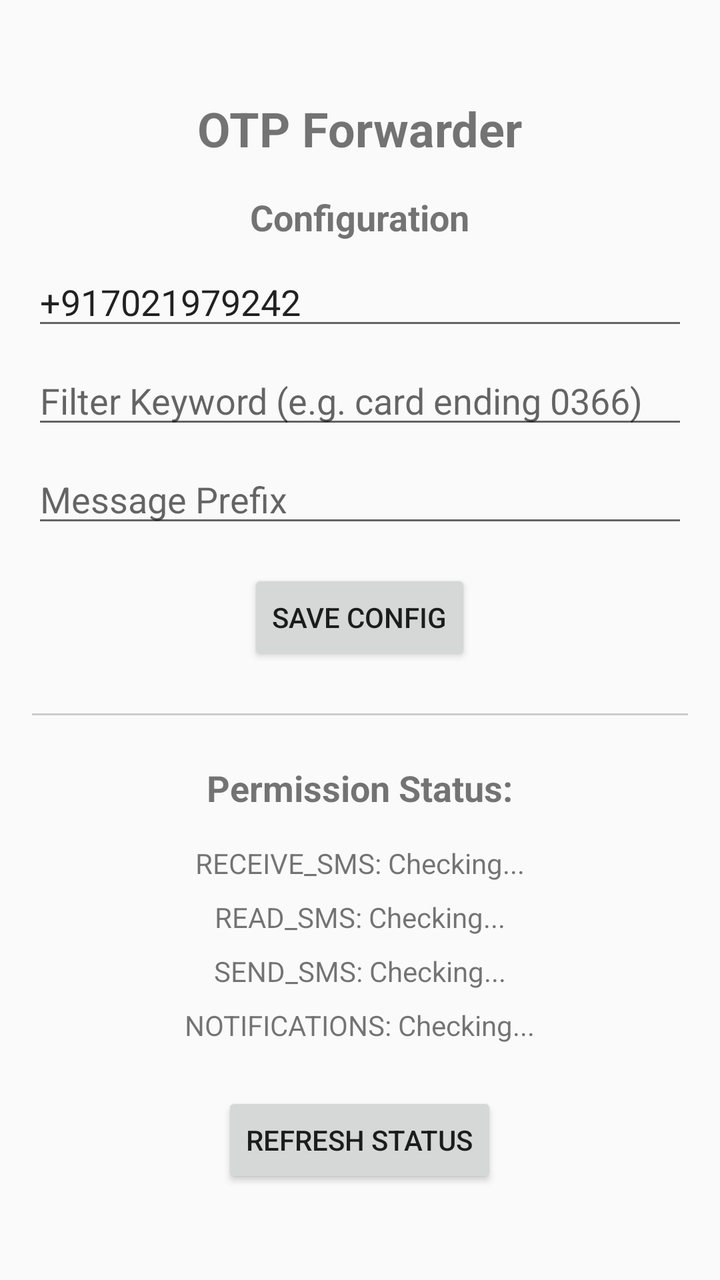
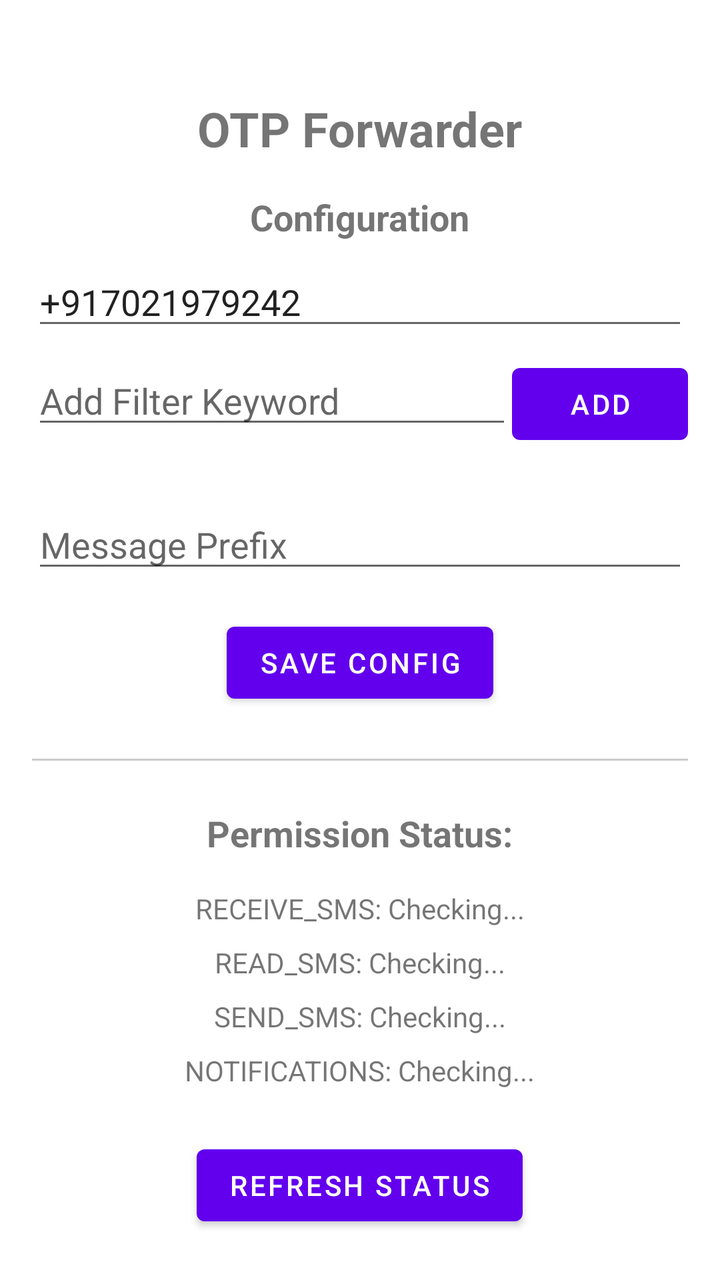

Before-and-after screenshots of an Android layout around one commit, followed by the original layout XML and the change that was made.
<!-- AndroidManifest.xml: application theme Theme.OTPForwarder -->
<!-- res/layout/activity_main.xml -->
<?xml version="1.0" encoding="utf-8"?>
<ScrollView xmlns:android="http://schemas.android.com/apk/res/android"
    android:layout_width="match_parent"
    android:layout_height="match_parent">

    <LinearLayout
        android:layout_width="match_parent"
        android:layout_height="wrap_content"
        android:orientation="vertical"
        android:padding="16dp"
        android:gravity="center_horizontal">

        <TextView
            android:id="@+id/appName"
            android:layout_width="wrap_content"
            android:layout_height="wrap_content"
            android:text="OTP Forwarder"
            android:textSize="24sp"
            android:textStyle="bold"
            android:layout_marginTop="32dp"
            android:layout_marginBottom="16dp" />

        <TextView
            android:layout_width="wrap_content"
            android:layout_height="wrap_content"
            android:text="Configuration"
            android:textSize="18sp"
            android:textStyle="bold"
            android:layout_marginBottom="8dp" />

        <EditText
            android:id="@+id/editForwardTo"
            android:layout_width="match_parent"
            android:layout_height="wrap_content"
            android:hint="Forward to Number"
            android:text="+917021979242"
            android:inputType="phone"
            android:layout_marginBottom="8dp" />

        <EditText
            android:id="@+id/editFilterText"
            android:layout_width="match_parent"
            android:layout_height="wrap_content"
            android:hint="Filter Keyword (e.g. card ending 0366)"
            android:inputType="text"
            android:layout_marginBottom="8dp" />

        <EditText
            android:id="@+id/editPrefixText"
            android:layout_width="match_parent"
            android:layout_height="wrap_content"
            android:hint="Message Prefix"
            android:inputType="text"
            android:layout_marginBottom="16dp" />

        <Button
            android:id="@+id/btnSave"
            android:layout_width="wrap_content"
            android:layout_height="wrap_content"
            android:text="Save Config"
            android:layout_marginBottom="24dp" />

        <View
            android:layout_width="match_parent"
            android:layout_height="1dp"
            android:background="#CCCCCC"
            android:layout_marginBottom="24dp" />

        <TextView
            android:layout_width="wrap_content"
            android:layout_height="wrap_content"
            android:text="Permission Status:"
            android:textSize="18sp"
            android:textStyle="bold"
            android:layout_marginBottom="16dp" />

        <TextView
            android:id="@+id/statusReceiveSms"
            android:layout_width="wrap_content"
            android:layout_height="wrap_content"
            android:text="RECEIVE_SMS: Checking..."
            android:layout_marginBottom="8dp" />

        <TextView
            android:id="@+id/statusReadSms"
            android:layout_width="wrap_content"
            android:layout_height="wrap_content"
            android:text="READ_SMS: Checking..."
            android:layout_marginBottom="8dp" />

        <TextView
            android:id="@+id/statusSendSms"
            android:layout_width="wrap_content"
            android:layout_height="wrap_content"
            android:text="SEND_SMS: Checking..."
            android:layout_marginBottom="8dp" />

        <TextView
            android:id="@+id/statusNotifications"
            android:layout_width="wrap_content"
            android:layout_height="wrap_content"
            android:text="NOTIFICATIONS: Checking..."
            android:layout_marginBottom="8dp" />

        <Button
            android:id="@+id/btnRefresh"
            android:layout_width="wrap_content"
            android:layout_height="wrap_content"
            android:text="Refresh Status"
            android:layout_marginTop="16dp" />

    </LinearLayout>
</ScrollView>
<!-- resources referenced by this layout -->
<resources>
  <style name="Theme.OTPForwarder" parent="Theme.AppCompat.DayNight.NoActionBar" />
</resources>

<!-- the commit's change to res/layout/activity_main.xml (unified diff, before → after) -->
@@ -1,7 +1,8 @@
 <?xml version="1.0" encoding="utf-8"?>
 <ScrollView xmlns:android="http://schemas.android.com/apk/res/android"
     android:layout_width="match_parent"
-    android:layout_height="match_parent">
+    android:layout_height="match_parent"
+    android:fillViewport="true">
 
     <LinearLayout
         android:layout_width="match_parent"
@@ -37,13 +38,32 @@
             android:inputType="phone"
             android:layout_marginBottom="8dp" />
 
-        <EditText
-            android:id="@+id/editFilterText"
+        <LinearLayout
             android:layout_width="match_parent"
             android:layout_height="wrap_content"
-            android:hint="Filter Keyword (e.g. card ending 0366)"
-            android:inputType="text"
-            android:layout_marginBottom="8dp" />
+            android:orientation="horizontal"
+            android:layout_marginBottom="8dp">
+
+            <EditText
+                android:id="@+id/editFilterText"
+                android:layout_width="0dp"
+                android:layout_height="wrap_content"
+                android:layout_weight="1"
+                android:hint="Add Filter Keyword"
+                android:inputType="text" />
+
+            <Button
+                android:id="@+id/btnAddFilter"
+                android:layout_width="wrap_content"
+                android:layout_height="wrap_content"
+                android:text="Add" />
+        </LinearLayout>
+
+        <com.google.android.material.chip.ChipGroup
+            android:id="@+id/chipGroupFilters"
+            android:layout_width="match_parent"
+            android:layout_height="wrap_content"
+            android:layout_marginBottom="16dp" />
 
         <EditText
             android:id="@+id/editPrefixText"
<!-- resource entries referenced after the edit -->
@@ -1,5 +1,5 @@
 <!-- resources referenced by this layout -->
 <resources>
-  <style name="Theme.OTPForwarder" parent="Theme.AppCompat.DayNight.NoActionBar" />
+  <style name="Theme.OTPForwarder" parent="Theme.MaterialComponents.DayNight.NoActionBar" />
 </resources>
 
